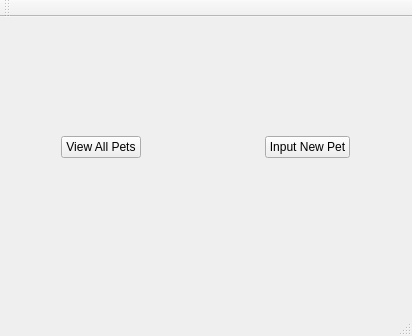
ArclightEntertainment/arclight-placeholder, file interface/mainwindow.ui: the form before one commit.
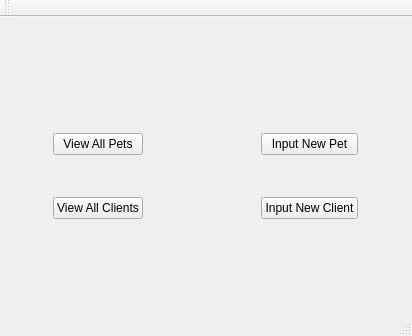
The form after the commit.

Commit message: Preliminary Client Add UI done

Diff of the .ui file:
```diff
--- a/interface/mainwindow.ui
+++ b/interface/mainwindow.ui
@@ -115,6 +115,20 @@
        </property>
       </spacer>
      </item>
+     <item row="2" column="3">
+      <widget class="QPushButton" name="clientInputButton">
+       <property name="text">
+        <string>Input New Client</string>
+       </property>
+      </widget>
+     </item>
+     <item row="2" column="1">
+      <widget class="QPushButton" name="clientViewButton">
+       <property name="text">
+        <string>View All Clients</string>
+       </property>
+      </widget>
+     </item>
     </layout>
    </widget>
   </widget>
```
Left out of the diff: 4 changed lines with no effect on the pictures. The commit also changes 14 other files.
